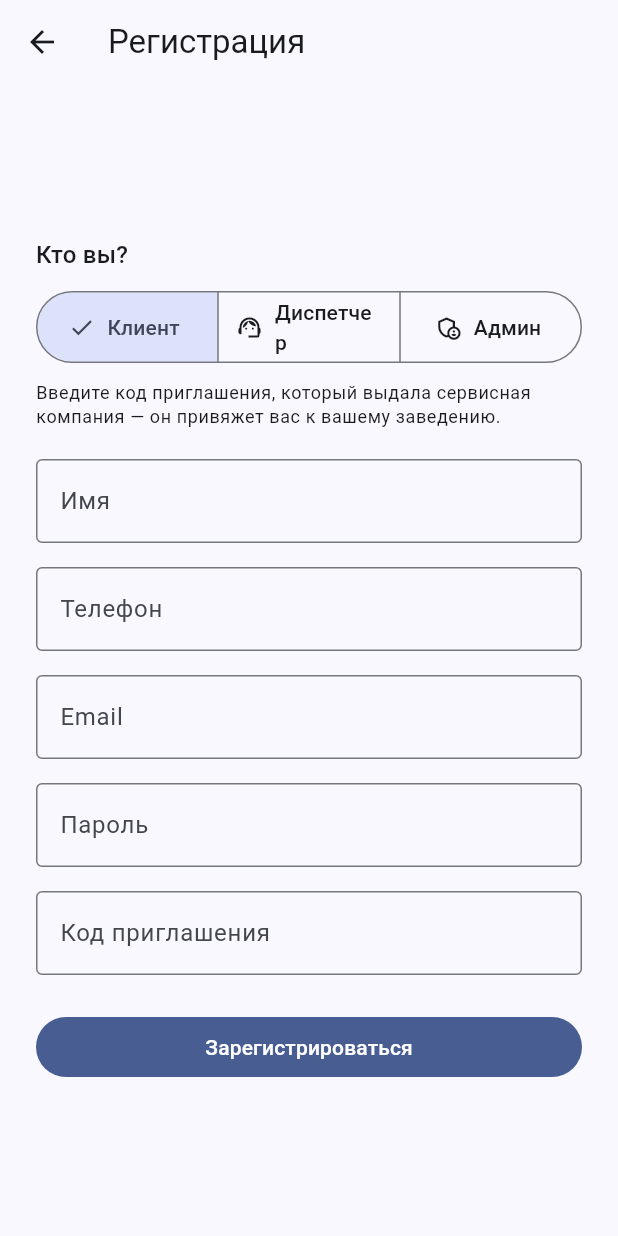
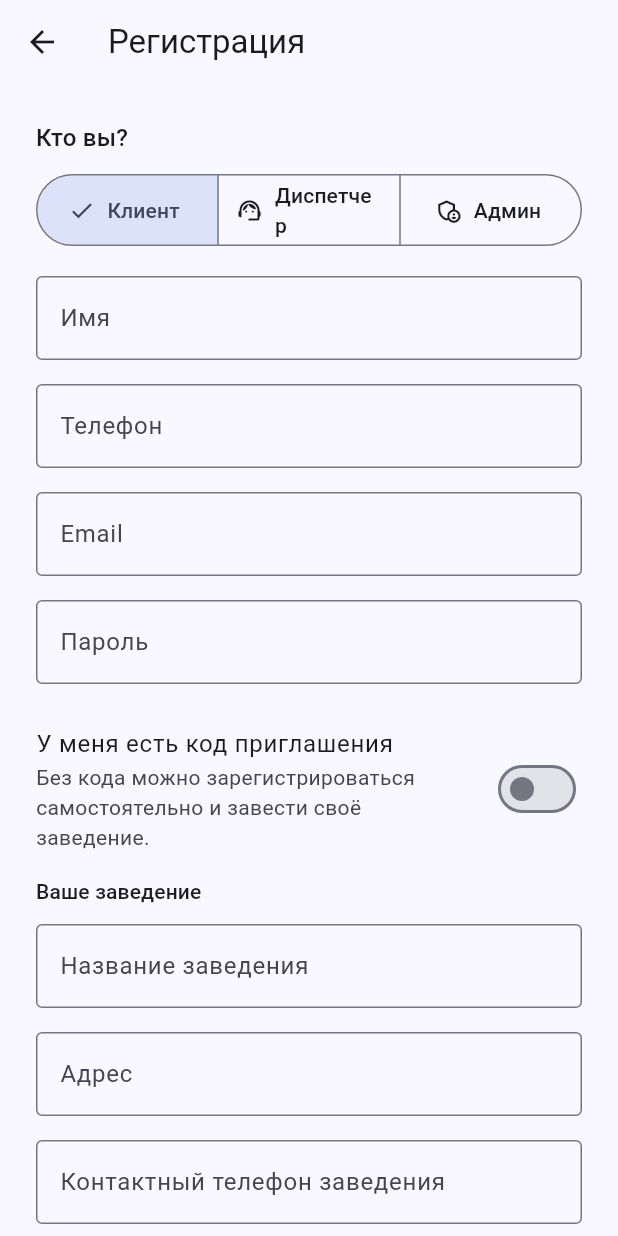
Before and after one commit to savvivs-droid/Project-service, a Flutter app: the RegisterScreen screen opened directly, on a phone screen of 412 x 824 dp. Run offline on Flutter 3.47's test engine with Material 3 defaults, Android fonts, the phone set to English and light mode, and no system bars; our stand-ins replace flutter_dotenv, supabase_flutter; accounts and stored records are empty.

Commit message:
Разрешить клиенту регистрацию без кода приглашения
Клиент теперь может либо ввести код приглашения (привязка к уже
существующему заведению), либо самостоятельно завести своё заведение
прямо при регистрации — без кода. Роль по-прежнему нельзя выбрать
самостоятельно: для клиента она жёстко задаётся сервером как 'client',
а для сотрудников (диспетчер/админ) регистрация возможна только по
коду приглашения, как и раньше.

- supabase/schema.sql: handle_new_user() при наличии метаданных
  new_establishment_name создаёт запись в establishments и профиль
  клиента напрямую, минуя invite_codes.
- auth_repository.dart: новый метод signUpNewClient().
- register_screen.dart: переключатель "у меня есть код приглашения"
  для роли "клиент" — показывает либо поле кода, либо поля нового
  заведения (название/адрес/телефон).

Co-Authored-By: Claude Sonnet 5 <noreply@anthropic.com>
Claude-Session: https://claude.ai/code/session_01UfStW6u5TZa7GsMQ2dZYSR

```diff
--- a/lib/features/auth/register_screen.dart
+++ b/lib/features/auth/register_screen.dart
@@ -20,12 +20,25 @@ class _RegisterScreenState extends State<RegisterScreen> {
   final _emailController = TextEditingController();
   final _passwordController = TextEditingController();
   final _inviteCodeController = TextEditingController();
+  final _establishmentNameController = TextEditingController();
+  final _establishmentAddressController = TextEditingController();
+  final _establishmentPhoneController = TextEditingController();
 
   // Выбор роли в интерфейсе — это только подсказка для пользователя
-  // (меняет текст под полем "код приглашения"). Реальную роль назначает
-  // сервер по коду приглашения, см. комментарий в auth_repository.dart.
+  // (меняет текст и набор полей ниже). Реальную роль назначает сервер,
+  // см. комментарий в auth_repository.dart.
   UserRole _selectedRole = UserRole.client;
+
+  // Только для роли "клиент": можно зарегистрироваться по коду от
+  // сервисной компании (привязка к уже существующему заведению) либо
+  // без кода, заведя своё заведение самостоятельно. Сотрудники
+  // (диспетчер/админ) всегда регистрируются только по коду.
+  bool _hasInviteCode = false;
+
   bool _isLoading = false;
+
+  bool get _isClient => _selectedRole == UserRole.client;
+  bool get _requiresInviteCode => !_isClient || _hasInviteCode;
 
   @override
   void dispose() {
@@ -34,6 +47,9 @@ class _RegisterScreenState extends State<RegisterScreen> {
     _emailController.dispose();
     _passwordController.dispose();
     _inviteCodeController.dispose();
+    _establishmentNameController.dispose();
+    _establishmentAddressController.dispose();
+    _establishmentPhoneController.dispose();
     super.dispose();
   }
 
@@ -42,13 +58,26 @@ class _RegisterScreenState extends State<RegisterScreen> {
 
     setState(() => _isLoading = true);
     try {
-      final response = await _authRepository.signUpWithInviteCode(
+      final AuthResponse response;
+      if (_requiresInviteCode) {
+        response = await _authRepository.signUpWithInviteCode(
           email: _emailController.text.trim(),
           password: _passwordController.text,
           inviteCode: _inviteCodeController.text,
           fullName: _fullNameController.text,
           phone: _phoneController.text,
         );
+      } else {
+        response = await _authRepository.signUpNewClient(
+          email: _emailController.text.trim(),
+          password: _passwordController.text,
+          fullName: _fullNameController.text,
+          phone: _phoneController.text,
+          establishmentName: _establishmentNameController.text,
+          establishmentAddress: _establishmentAddressController.text,
+          establishmentContactPhone: _establishmentPhoneController.text,
+        );
+      }
 
       if (!mounted) return;
 
@@ -63,7 +92,7 @@ class _RegisterScreenState extends State<RegisterScreen> {
       _showMessage(_translateError(e.message));
     } catch (_) {
       _showMessage(
-        'Не удалось зарегистрироваться. Проверьте код приглашения и '
+        'Не удалось зарегистрироваться. Проверьте введённые данные и '
         'подключение к интернету.',
       );
     } finally {
@@ -133,17 +162,7 @@ class _RegisterScreenState extends State<RegisterScreen> {
                         setState(() => _selectedRole = selection.first);
                       },
                     ),
-                    const SizedBox(height: 8),
-                    Text(
-                      _selectedRole == UserRole.client
-                          ? 'Введите код приглашения, который выдала '
-                              'сервисная компания — он привяжет вас к '
-                              'вашему заведению.'
-                          : 'Введите код приглашения сотрудника, выданный '
-                              'администратором сервисной компании.',
-                      style: Theme.of(context).textTheme.bodySmall,
-                    ),
-                    const SizedBox(height: 20),
+                    const SizedBox(height: 16),
                     TextFormField(
                       controller: _fullNameController,
                       decoration: const InputDecoration(labelText: 'Имя'),
@@ -182,7 +201,34 @@ class _RegisterScreenState extends State<RegisterScreen> {
                               ? 'Минимум 6 символов'
                               : null,
                     ),
-                    const SizedBox(height: 16),
+                    const SizedBox(height: 20),
+                    if (_isClient) ...[
+                      SwitchListTile(
+                        contentPadding: EdgeInsets.zero,
+                        title: const Text('У меня есть код приглашения'),
+                        subtitle: Text(
+                          _hasInviteCode
+                              ? 'Код от сервисной компании привяжет вас к '
+                                  'вашему заведению.'
+                              : 'Без кода можно зарегистрироваться '
+                                  'самостоятельно и завести своё заведение.',
+                        ),
+                        value: _hasInviteCode,
+                        onChanged: (value) =>
+                            setState(() => _hasInviteCode = value),
+                      ),
+                      const SizedBox(height: 8),
+                    ] else
+                      Padding(
+                        padding: const EdgeInsets.only(bottom: 8),
+                        child: Text(
+                          'Для сотрудников регистрация только по коду '
+                          'приглашения, выданному администратором '
+                          'сервисной компании.',
+                          style: Theme.of(context).textTheme.bodySmall,
+                        ),
+                      ),
+                    if (_requiresInviteCode)
                       TextFormField(
                         controller: _inviteCodeController,
                         textCapitalization: TextCapitalization.characters,
@@ -194,7 +240,47 @@ class _RegisterScreenState extends State<RegisterScreen> {
                                 value.trim().isEmpty)
                             ? 'Код приглашения обязателен'
                             : null,
+                      )
+                    else ...[
+                      Text(
+                        'Ваше заведение',
+                        style: Theme.of(context).textTheme.titleSmall,
                       ),
+                      const SizedBox(height: 12),
+                      TextFormField(
+                        controller: _establishmentNameController,
+                        decoration: const InputDecoration(
+                          labelText: 'Название заведения',
+                          hintText: 'Например, Кафе «Ромашка»',
+                        ),
+                        validator: (value) => (value == null ||
+                                value.trim().isEmpty)
+                            ? 'Введите название заведения'
+                            : null,
+                      ),
+                      const SizedBox(height: 16),
+                      TextFormField(
+                        controller: _establishmentAddressController,
+                        decoration:
+                            const InputDecoration(labelText: 'Адрес'),
+                        validator: (value) => (value == null ||
+                                value.trim().isEmpty)
+                            ? 'Введите адрес заведения'
+                            : null,
+                      ),
+                      const SizedBox(height: 16),
+                      TextFormField(
+                        controller: _establishmentPhoneController,
+                        keyboardType: TextInputType.phone,
+                        decoration: const InputDecoration(
+                          labelText: 'Контактный телефон заведения',
+                        ),
+                        validator: (value) => (value == null ||
+                                value.trim().isEmpty)
+                            ? 'Введите контактный телефон'
+                            : null,
+                      ),
+                    ],
                     const SizedBox(height: 24),
                     FilledButton(
                       onPressed: _isLoading ? null : _submit,
```
Also changed, not shown: lib/services/auth_repository.dart (+27 -0 lines), 2 other files. Lines whose indentation alone changed are shown as unchanged.
